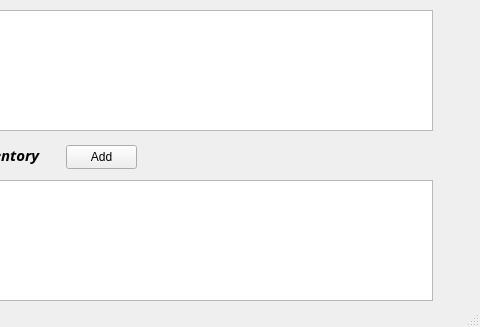
First picture: the form in ui_main.ui, repository yaJ17/SoftwareEngineering2, before the edit; both pictures show x 428 to 908 and y 130 to 457 of the 908 by 457 pixel window.
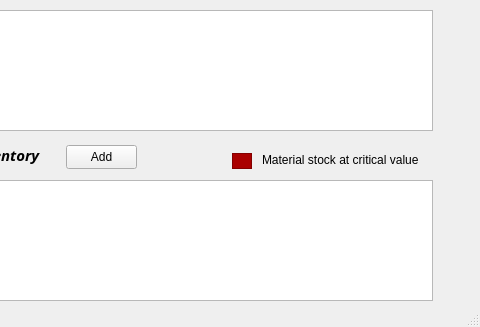
Second picture: the form after the edit. The open tabs and pages were chosen to show the change.

```diff
--- a/ui_main.ui
+++ b/ui_main.ui
@@ -504,6 +504,41 @@
        <string>Add</string>
       </property>
      </widget>
+     <widget class="QFrame" name="frame">
+      <property name="enabled">
+       <bool>false</bool>
+      </property>
+      <property name="geometry">
+       <rect>
+        <x>420</x>
+        <y>203</y>
+        <width>20</width>
+        <height>16</height>
+       </rect>
+      </property>
+      <property name="styleSheet">
+       <string notr="true">background-color: rgb(170, 0, 0);</string>
+      </property>
+      <property name="frameShape">
+       <enum>QFrame::Shape::StyledPanel</enum>
+      </property>
+      <property name="frameShadow">
+       <enum>QFrame::Shadow::Raised</enum>
+      </property>
+     </widget>
+     <widget class="QLabel" name="label">
+      <property name="geometry">
+       <rect>
+        <x>450</x>
+        <y>200</y>
+        <width>161</width>
+        <height>20</height>
+       </rect>
+      </property>
+      <property name="text">
+       <string>Material stock at critical value</string>
+      </property>
+     </widget>
     </widget>
     <widget class="QWidget" name="inventory_add_product">
      <widget class="QPushButton" name="cancel_add_invProduct">
```
Left out of the diff: 4 changed lines with no effect on the pictures.
